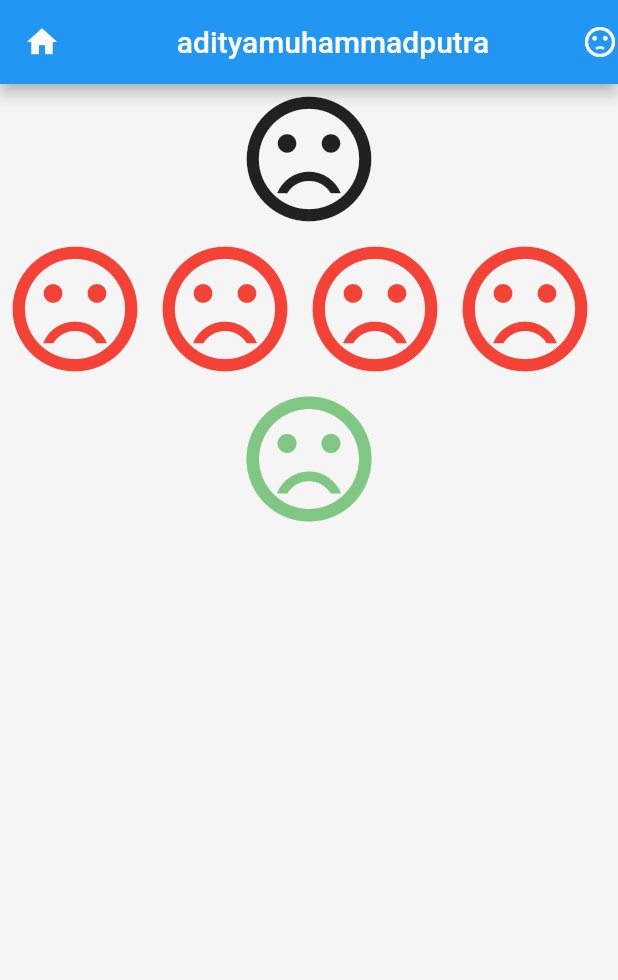
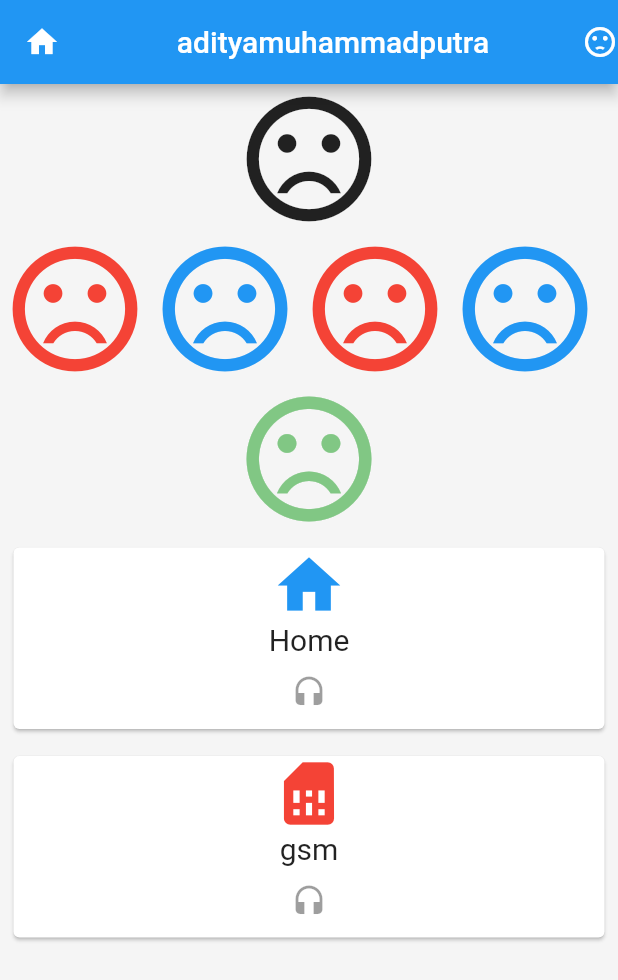
Before and after one commit to adityamuhammadputra/belajarflutter1, a Flutter app: the screen it shows after launch, on a phone screen of 412 x 824 dp. Shown: the top 980 px of the screen. Run offline on Flutter 3.47's test engine with Material 2 defaults, Android fonts, the phone set to English and light mode, and no system bars.

Commit message:
new Card

```diff
--- a/lib/main.dart
+++ b/lib/main.dart
@@ -29,46 +29,54 @@ class HalamanSatu extends StatelessWidget {
             new Row(
               children: <Widget>[
                 new Icon(Icons.sentiment_very_dissatisfied, size: 100, color: Colors.red),
+                new Icon(Icons.sentiment_very_dissatisfied, size: 100, color: Colors.blue),
                 new Icon(Icons.sentiment_very_dissatisfied, size: 100, color: Colors.red),
-                new Icon(Icons.sentiment_very_dissatisfied, size: 100, color: Colors.red),
-                new Icon(Icons.sentiment_very_dissatisfied, size: 100, color: Colors.red),
+                new Icon(Icons.sentiment_very_dissatisfied, size: 100, color: Colors.blue),
               ],
             ),
             new Icon(Icons.sentiment_very_dissatisfied, size: 100, color: Colors.green[300]),
+            new Column(
+              crossAxisAlignment: CrossAxisAlignment.stretch,
+                // padding : new EdgeInsets.all(10.0),
+              children:<Widget>[
+                MyCard(icon:Icons.home, text: 'Home', warnaIcon:Colors.blue),
+                MyCard(icon:Icons.sim_card, text: 'gsm', warnaIcon:Colors.red)
+              ]
+            )
           ],
-        )
+        ),
       ),
-      // body: Center(
-      //     child: new Column(
-      //     mainAxisSize: MainAxisSize.min,
-      //     children: <Widget>[
-      //       const RaisedButton(
-      //         onPressed: null,
-      //         child: Text(
-      //           'Disabled',
-      //           style: TextStyle(fontSize: 20),
-      //         ),
-      //       )
-      //     ],
-      //   ),
-      // ),
     );
   }
 }
-// void main() {
-//   runApp(new MaterialApp(
-//     home: new HalHallo(),
-//   ));
-// }
 
 
-// class HalHallo extends StatelessWidget {
-//   @override
-//   Widget build(BuildContext context) {
-//     return new Scaffold(
-//       body: Center(
-//         child : new Text('hello akhirat yuhuuuu'),
-//       )
-//     );
-//   }
-// }
+
+class MyCard extends StatelessWidget {
+  // const MyCard({Key key}) : super(key: key);
+MyCard({this.icon, this.text, this.warnaIcon});
+final IconData icon;
+final String text;
+final Color warnaIcon;
+
+  @override
+  Widget build(BuildContext context) {
+    return Container(
+    padding: new EdgeInsets.all(5),
+      child: new Card(
+        child:
+          new Column(
+            children: <Widget>[
+              new Icon(icon, size: 50, color: warnaIcon,),
+              new Text(text,style: new TextStyle(fontSize: 20.0),),
+              new IconButton(
+                icon: new Icon(Icons.headset),
+                onPressed: null,
+              )
+
+            ],
+          )
+      )
+    );
+  }
+}
```
